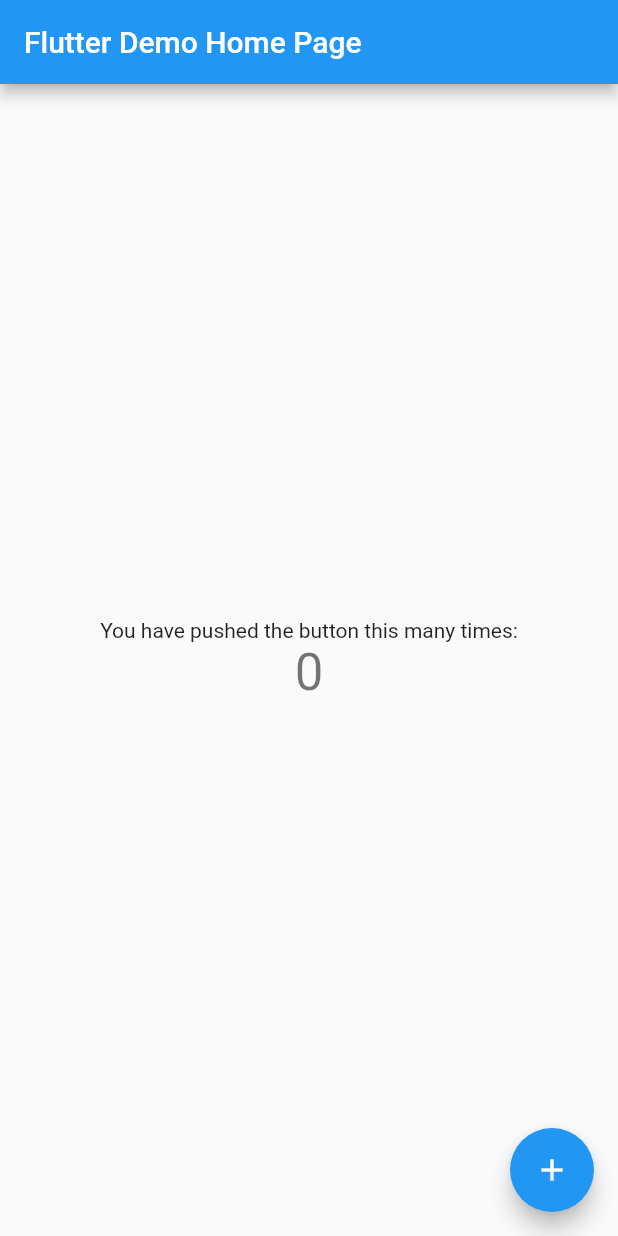
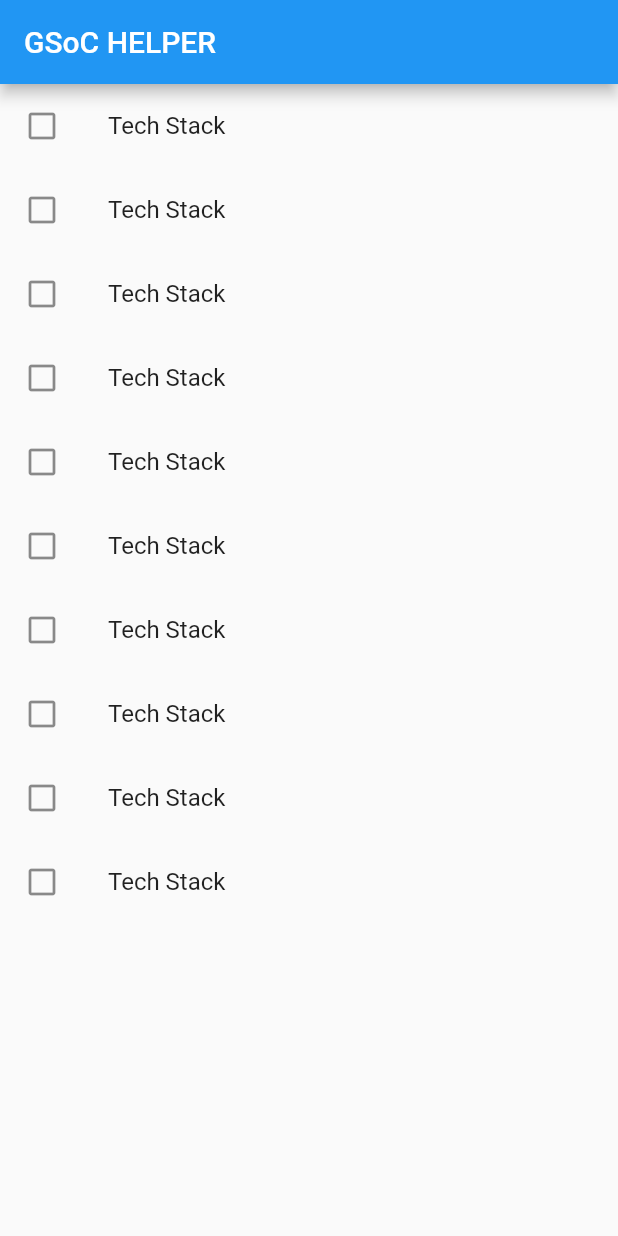
Before and after one commit to yasharora102/gsoc_helper, a Flutter app: the screen it shows after launch, on a phone screen of 412 x 824 dp. Run offline on Flutter 3.47's test engine with Material 2 defaults, Android fonts, the phone set to English and light mode, and no system bars; our stand-ins replace roundcheckbox.

Commit message:
initial UI

```diff
--- a/lib/main.dart
+++ b/lib/main.dart
@@ -1,4 +1,6 @@
 import 'package:flutter/material.dart';
+import 'package:gsoc_helper/screens/organisations.dart';
+import 'package:gsoc_helper/screens/tech-stack.dart';
 
 void main() {
   runApp(const MyApp());
@@ -11,105 +13,63 @@
   @override
   Widget build(BuildContext context) {
     return MaterialApp(
+      debugShowCheckedModeBanner: false,
       title: 'Flutter Demo',
       theme: ThemeData(
-        // This is the theme of your application.
-        //
-        // Try running your application with "flutter run". You'll see the
-        // application has a blue toolbar. Then, without quitting the app, try
-        // changing the primarySwatch below to Colors.green and then invoke
-        // "hot reload" (press "r" in the console where you ran "flutter run",
-        // or simply save your changes to "hot reload" in a Flutter IDE).
-        // Notice that the counter didn't reset back to zero; the application
-        // is not restarted.
         primarySwatch: Colors.blue,
       ),
-      home: const MyHomePage(title: 'Flutter Demo Home Page'),
+      home: const HomeScreen(),
+      routes: {
+        TechStack.routeName: (context) => TechStack(),
+      },
     );
   }
 }
 
-class MyHomePage extends StatefulWidget {
-  const MyHomePage({Key? key, required this.title}) : super(key: key);
-
-  // This widget is the home page of your application. It is stateful, meaning
-  // that it has a State object (defined below) that contains fields that affect
-  // how it looks.
-
-  // This class is the configuration for the state. It holds the values (in this
-  // case the title) provided by the parent (in this case the App widget) and
-  // used by the build method of the State. Fields in a Widget subclass are
-  // always marked "final".
-
-  final String title;
-
-  @override
-  State<MyHomePage> createState() => _MyHomePageState();
-}
-
-class _MyHomePageState extends State<MyHomePage> {
-  int _counter = 0;
-
-  void _incrementCounter() {
-    setState(() {
-      // This call to setState tells the Flutter framework that something has
-      // changed in this State, which causes it to rerun the build method below
-      // so that the display can reflect the updated values. If we changed
-      // _counter without calling setState(), then the build method would not be
-      // called again, and so nothing would appear to happen.
-      _counter++;
-    });
-  }
+class HomeScreen extends StatelessWidget {
+  const HomeScreen({Key? key}) : super(key: key);
 
   @override
   Widget build(BuildContext context) {
-    // This method is rerun every time setState is called, for instance as done
-    // by the _incrementCounter method above.
-    //
-    // The Flutter framework has been optimized to make rerunning build methods
-    // fast, so that you can just rebuild anything that needs updating rather
-    // than having to individually change instances of widgets.
     return Scaffold(
-      appBar: AppBar(
-        // Here we take the value from the MyHomePage object that was created by
-        // the App.build method, and use it to set our appbar title.
-        title: Text(widget.title),
-      ),
-      body: Center(
-        // Center is a layout widget. It takes a single child and positions it
-        // in the middle of the parent.
-        child: Column(
-          // Column is also a layout widget. It takes a list of children and
-          // arranges them vertically. By default, it sizes itself to fit its
-          // children horizontally, and tries to be as tall as its parent.
-          //
-          // Invoke "debug painting" (press "p" in the console, choose the
-          // "Toggle Debug Paint" action from the Flutter Inspector in Android
-          // Studio, or the "Toggle Debug Paint" command in Visual Studio Code)
-          // to see the wireframe for each widget.
-          //
-          // Column has various properties to control how it sizes itself and
-          // how it positions its children. Here we use mainAxisAlignment to
-          // center the children vertically; the main axis here is the vertical
-          // axis because Columns are vertical (the cross axis would be
-          // horizontal).
-          mainAxisAlignment: MainAxisAlignment.center,
-          children: <Widget>[
-            const Text(
-              'You have pushed the button this many times:',
-            ),
-            Text(
-              '$_counter',
-              style: Theme.of(context).textTheme.headline4,
-            ),
-          ],
+        appBar: AppBar(
+          title: const Text("GSoC HELPER"),
         ),
-      ),
-      floatingActionButton: FloatingActionButton(
-        onPressed: _incrementCounter,
-        tooltip: 'Increment',
-        child: const Icon(Icons.add),
-      ), // This trailing comma makes auto-formatting nicer for build methods.
-    );
+        body: PageView(
+          scrollDirection: Axis.horizontal,
+          children: [TechStack(), Organisations(), TechStack()],
+        ));
   }
 }
+
+
+// Center(
+//         child: Column(
+//           mainAxisAlignment: MainAxisAlignment.center,
+//           children: [
+//             ElevatedButton.icon(
+//                 onPressed: () {},
+//                 icon: Icon(Icons.account_balance_rounded),
+//                 label: Text("Organisations")),
+//             SizedBox(
+//               height: 23,
+//             ),
+//             ElevatedButton.icon(
+//                 onPressed: () {
+//                   Navigator.of(context).pushNamed(TechStack.routeName);
+//                 },
+//                 icon: Icon(Icons.checklist_sharp),
+//                 label: Text("Your Options")),
+//             SizedBox(
+//               height: 23,
+//             ),
+//             ElevatedButton.icon(
+//                 onPressed: () {},
+//                 icon: Icon(Icons.tour_rounded),
+//                 label: Text("Probability of Success")),
+//             SizedBox(
+//               height: 23,
+//             ),
+//           ],
+//         ),
+//       ),
--- /dev/null
+++ b/lib/screens/tech-stack.dart
@@ -0,0 +1,44 @@
+import 'package:flutter/material.dart';
+import 'package:flutter/src/foundation/key.dart';
+import 'package:roundcheckbox/roundcheckbox.dart';
+import 'package:flutter/src/widgets/framework.dart';
+
+class TechStack extends StatelessWidget {
+  const TechStack({Key? key}) : super(key: key);
+  static String routeName = "/tech-stack";
+
+  Widget checkBox(
+    String id,
+    String text,
+  ) {
+    return Row(
+      children: [
+        RoundCheckBox(
+          onTap: (selected) {
+            print(selected);
+          },
+        ),
+        SizedBox(
+          width: 10,
+        ),
+        Text(text)
+      ],
+    );
+  }
+
+  @override
+  Widget build(BuildContext context) {
+    return Container(
+      height: 345,
+      child: ListView.builder(
+        itemBuilder: (context, index) {
+          return ListTile(
+            leading: Icon(Icons.check_box_outline_blank_outlined),
+            title: Text("Tech Stack"),
+          );
+        },
+        itemCount: 10,
+      ),
+    );
+  }
+}
--- a/pubspec.yaml
+++ b/pubspec.yaml
@@ -29,11 +29,8 @@
 dependencies:
   flutter:
     sdk: flutter
-
-
-  # The following adds the Cupertino Icons font to your application.
-  # Use with the CupertinoIcons class for iOS style icons.
   cupertino_icons: ^1.0.2
+  roundcheckbox: ^2.0.4+1
 
 dev_dependencies:
   flutter_test:
```
Also changed, not shown: lib/Widgets/organisation.dart (added, +25 -0 lines), lib/screens/organisations.dart (added, +18 -0 lines), pubspec.lock.
